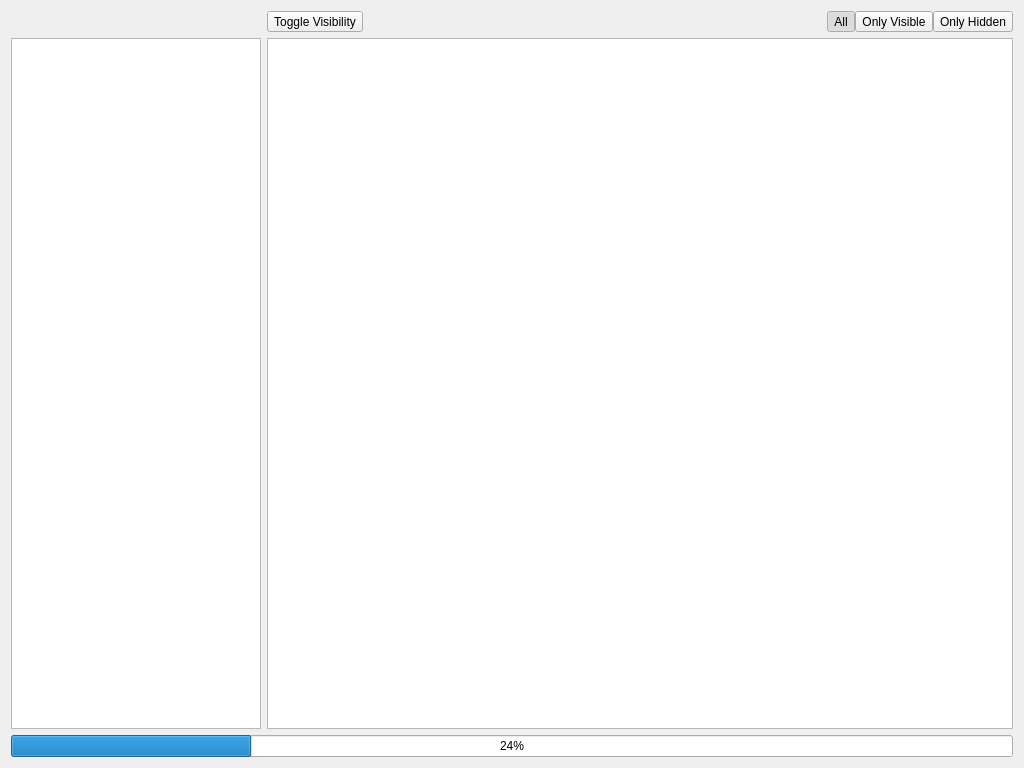
Old version of the form src/mainwindow.ui in the repository narnaud/gallerius.
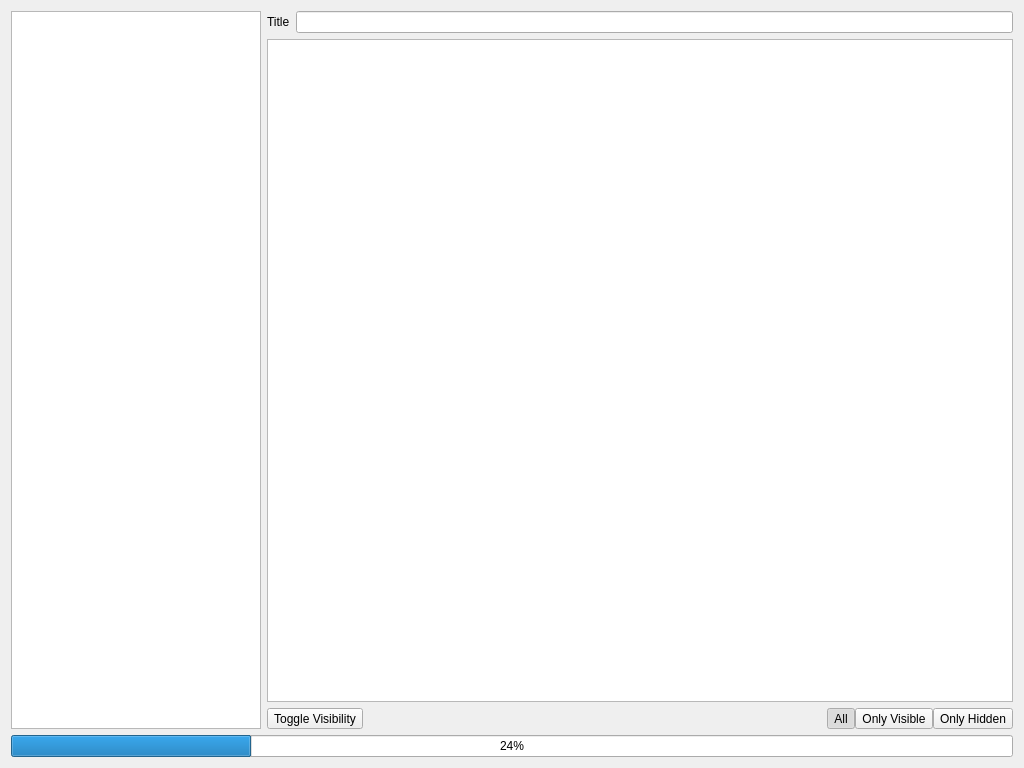
New version of the form.

Commit message: Show gallery title

Diff of the .ui file:
```diff
--- a/src/mainwindow.ui
+++ b/src/mainwindow.ui
@@ -14,7 +14,35 @@
    <string>Gallerius</string>
   </property>
   <layout class="QGridLayout" name="gridLayout">
-   <item row="0" column="1">
+   <item row="1" column="1">
+    <layout class="QHBoxLayout" name="horizontalLayout_2">
+     <item>
+      <widget class="QLabel" name="label">
+       <property name="text">
+        <string>Title</string>
+       </property>
+      </widget>
+     </item>
+     <item>
+      <widget class="QLineEdit" name="titleEdit">
+       <property name="focusPolicy">
+        <enum>Qt::StrongFocus</enum>
+       </property>
+      </widget>
+     </item>
+    </layout>
+   </item>
+   <item row="4" column="0" colspan="2">
+    <widget class="QProgressBar" name="progressBar">
+     <property name="value">
+      <number>24</number>
+     </property>
+    </widget>
+   </item>
+   <item row="2" column="1">
+    <widget class="QListView" name="galleryView"/>
+   </item>
+   <item row="3" column="1">
     <layout class="QHBoxLayout" name="horizontalLayout">
      <property name="spacing">
       <number>0</number>
@@ -83,7 +111,7 @@
      </item>
     </layout>
    </item>
-   <item row="1" column="0">
+   <item row="1" column="0" rowspan="3">
     <widget class="QTreeView" name="directoryView">
      <property name="maximumSize">
       <size>
@@ -93,16 +121,6 @@
      </property>
     </widget>
    </item>
-   <item row="1" column="1">
-    <widget class="QListView" name="galleryView"/>
-   </item>
-   <item row="2" column="0" colspan="2">
-    <widget class="QProgressBar" name="progressBar">
-     <property name="value">
-      <number>24</number>
-     </property>
-    </widget>
-   </item>
   </layout>
  </widget>
  <resources/>
```
Left out of the diff: 9 changed lines with no effect on the pictures. The commit also changes 3 other files.
